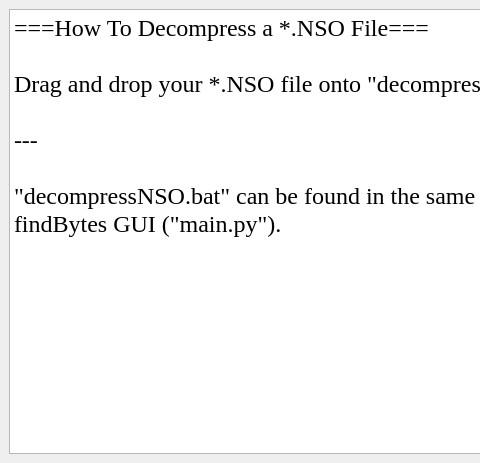
This is resources/interfaces/decompressNSOInstructions/decompressNSOInstructions.ui in tiliarou/findBytes-GUI as Qt 5 draws it before an edit; both pictures show x 0 to 480 and y 0 to 463 of the 782 by 463 pixel window. The edited form follows.
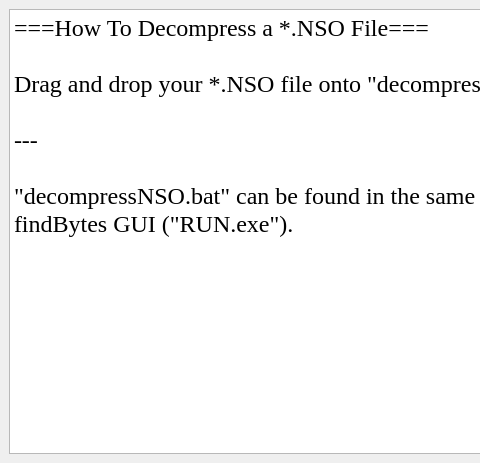
This is the edited form.

```diff
--- a/resources/interfaces/decompressNSOInstructions/decompressNSOInstructions.ui
+++ b/resources/interfaces/decompressNSOInstructions/decompressNSOInstructions.ui
@@ -33,7 +33,7 @@
 
 ---
 
-&quot;decompressNSO.bat&quot; can be found in the same directory as where you run findBytes GUI (&quot;main.py&quot;).</string>
+&quot;decompressNSO.bat&quot; can be found in the same directory as where you run findBytes GUI (&quot;RUN.exe&quot;).</string>
       </property>
      </widget>
     </item>
```
